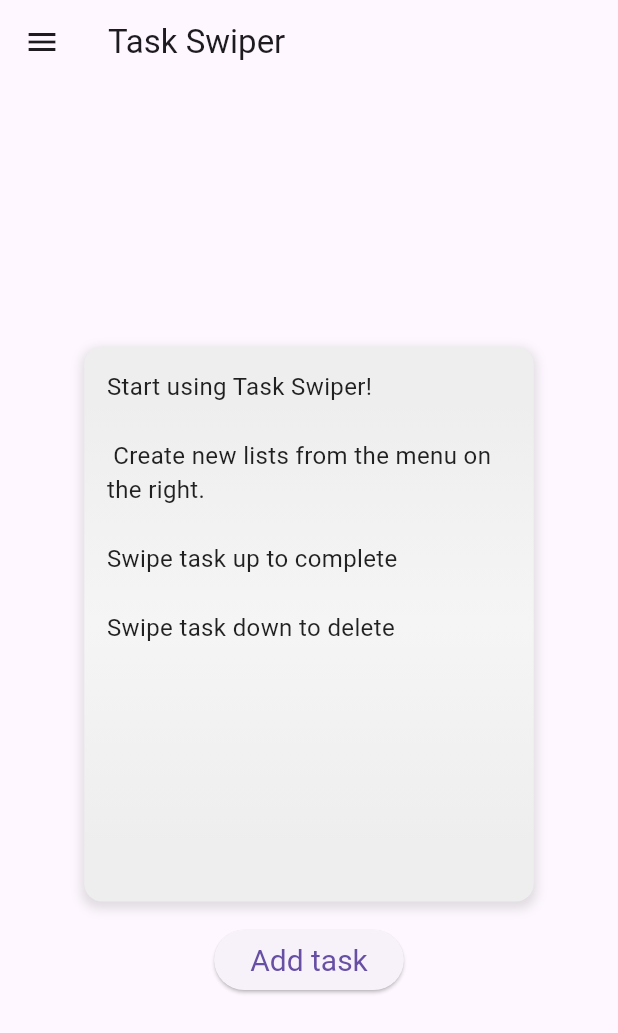
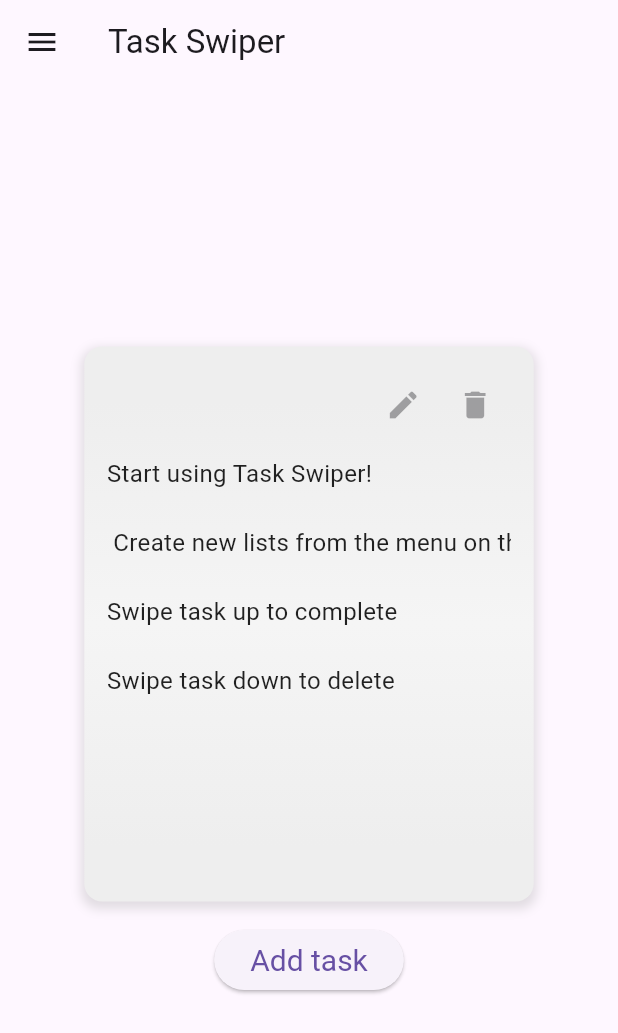
Before and after one commit to temedeus/task_swiper, a Flutter app: the screen it shows after launch, on a phone screen of 412 x 824 dp. Shown: the top 1033 px of the screen. Run offline on Flutter 3.47's test engine with Material 3 defaults, Android fonts, the phone set to English and light mode, and no system bars; drawn by our look-alikes of carousel_slider; our stand-ins replace get_it, sqflite; accounts and stored records are empty.

Commit message:
Icons to task item

```diff
--- a/lib/ui/widgets/task_item.dart
+++ b/lib/ui/widgets/task_item.dart
@@ -4,8 +4,10 @@ import 'package:taskswiper/model/task.dart';
 
 class TaskItem extends StatelessWidget {
   final Task task;
+  final VoidCallback? onEditPressed;
+  final VoidCallback? onDeletePressed;
 
-  const TaskItem(this.task, {Key? key}) : super(key: key);
+  const TaskItem(this.task, {Key? key, this.onEditPressed, this.onDeletePressed}) : super(key: key);
 
   @override
   Widget build(BuildContext context) {
@@ -37,15 +39,36 @@ class TaskItem extends StatelessWidget {
       child: Column(
         crossAxisAlignment: CrossAxisAlignment.start,
         children: [
-            Text(
+          Row(
+            mainAxisAlignment: MainAxisAlignment.end,
+            children: [
+              Row(
+                children: [
+                  IconButton(
+                    icon: Icon(Icons.edit),
+                    onPressed: onEditPressed,
+                  ),
+                  IconButton(
+                    icon: Icon(Icons.delete),
+                    onPressed: onDeletePressed,
+                  ),
+                ],
+              ),
+            ],
+          ),
+          SizedBox(height: 10), // Adjust as needed
+          SingleChildScrollView(
+            scrollDirection: Axis.horizontal, // Set the desired scrolling direction
+            child: Text(
               task.task,
               style: const TextStyle(
                 fontSize: 16.0,
                 color: Colors.black87,
               ),
+            ),
           )
         ],
-        ));
+      ),
+    );
   }
-
 }
```
Lines whose indentation alone changed are shown as unchanged.
